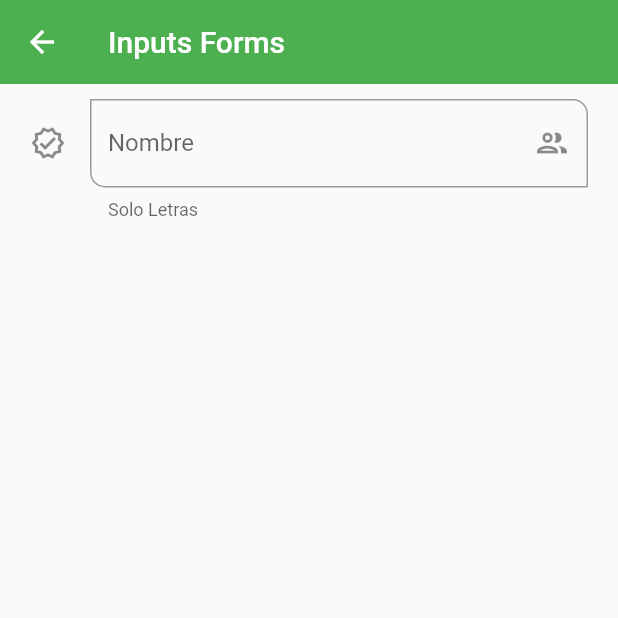
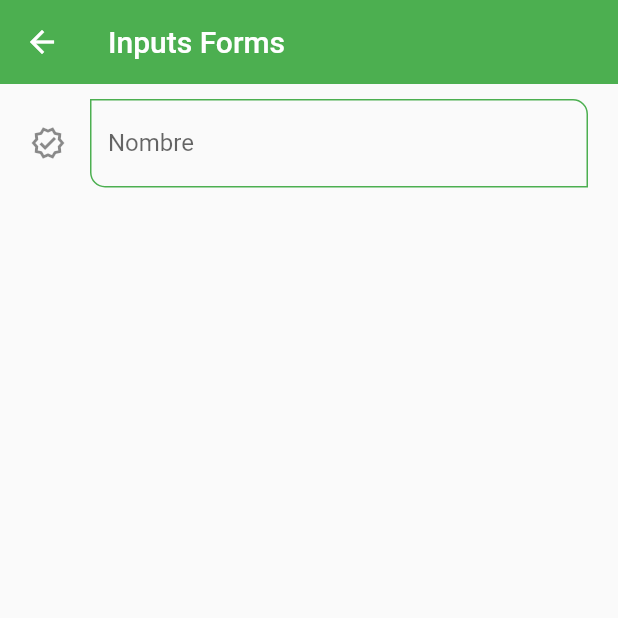
Before and after one commit to IsraelAbielRC/inversoft_v1, a Flutter app: the InputsScreen screen opened by its route, on a phone screen of 412 x 824 dp, the top half of it. Run offline on Flutter 3.47's test engine with Material 2 defaults, Android fonts, the phone set to English and light mode, and no system bars.

Commit message:
InputsField Argumentos

```diff
--- a/lib/Screens/inputs_screen.dart
+++ b/lib/Screens/inputs_screen.dart
@@ -1,4 +1,6 @@
 import 'package:flutter/material.dart';
+
+import '../widgets/rutas_widgets.dart';
 
 class InputsScreen extends StatelessWidget {
   const InputsScreen({Key? key}) : super(key: key);
@@ -11,29 +13,11 @@ class InputsScreen extends StatelessWidget {
         child: Padding(
             padding: const EdgeInsets.symmetric(horizontal: 20, vertical: 10),
             child: Column(
-              children: [
-                TextFormField(
-                  autofocus: false,
-                  initialValue: '',
-                  textCapitalization: TextCapitalization.words,
-                  onChanged: (texto) {},
-                  validator: (texto) {
-                    if (texto == null) return 'Campo requerido';
-                    return texto.length < 3 ? 'Minimo 3 letras' : null;
-                  },
-                  autovalidateMode: AutovalidateMode.onUserInteraction,
-                  decoration: const InputDecoration(
-                      hintText: 'Nombre del Usuario',
-                      labelText: 'Nombre',
-                      helperText: 'Solo Letras',
-                      //prefixIcon: Icon(Icons.verified_outlined),
-                      suffixIcon: Icon(Icons.group_outlined),
-                      icon: Icon(Icons.verified_outlined),
-                      border: OutlineInputBorder(
-                        borderRadius: BorderRadius.only(
-                            bottomLeft: Radius.circular(10),
-                            topRight: Radius.circular(10)),
-                      )),
+              children: const [
+                CustomInputField(
+                  labelText: 'Nombre',
+                  hintText: 'Nombre del Usuario',
+                  icon: Icons.verified_outlined,
                 )
               ],
             )),
--- a/lib/Themes/theme.dart
+++ b/lib/Themes/theme.dart
@@ -6,6 +6,22 @@ class AppTheme {
   static final ThemeData ligthTheme = ThemeData.light().copyWith(
       primaryColor: primary,
       appBarTheme: const AppBarTheme(color: primary, elevation: 0),
+      inputDecorationTheme: const InputDecorationTheme(
+          floatingLabelStyle: TextStyle(color: primary),
+          enabledBorder: OutlineInputBorder(
+              borderSide: BorderSide(color: primary),
+              borderRadius: BorderRadius.only(
+                  bottomLeft: Radius.circular(10),
+                  topRight: Radius.circular(10))),
+          focusedBorder: OutlineInputBorder(
+              borderSide: BorderSide(color: primary),
+              borderRadius: BorderRadius.only(
+                  bottomLeft: Radius.circular(10),
+                  topRight: Radius.circular(10))),
+          border: OutlineInputBorder(
+              borderRadius: BorderRadius.only(
+                  bottomLeft: Radius.circular(10),
+                  topRight: Radius.circular(10)))),
       textButtonTheme:
           TextButtonThemeData(style: TextButton.styleFrom(primary: primary)),
       floatingActionButtonTheme: const FloatingActionButtonThemeData(
--- /dev/null
+++ b/lib/widgets/custom_inputs_flied.dart
@@ -0,0 +1,40 @@
+import 'package:flutter/material.dart';
+
+class CustomInputField extends StatelessWidget {
+  final String? hintText;
+  final String? labelText;
+  final String? helperText;
+  final IconData? suffixIcon;
+  final IconData? icon;
+  const CustomInputField({
+    Key? key,
+    this.hintText,
+    this.labelText,
+    this.helperText,
+    this.suffixIcon,
+    this.icon,
+  }) : super(key: key);
+
+  @override
+  Widget build(BuildContext context) {
+    return TextFormField(
+      autofocus: false,
+      initialValue: '',
+      textCapitalization: TextCapitalization.words,
+      onChanged: (texto) {},
+      validator: (texto) {
+        if (texto == null) return 'Campo requerido';
+        return texto.length < 3 ? 'Minimo 3 letras' : null;
+      },
+      autovalidateMode: AutovalidateMode.onUserInteraction,
+      decoration: InputDecoration(
+        hintText: hintText,
+        labelText: labelText,
+        helperText: helperText,
+        //prefixIcon: Icon(Icons.verified_outlined),
+        suffixIcon: suffixIcon == null ? null : Icon(suffixIcon),
+        icon: icon == null ? null : Icon(icon),
+      ),
+    );
+  }
+}
--- a/lib/widgets/rutas_widgets.dart
+++ b/lib/widgets/rutas_widgets.dart
@@ -1,2 +1,3 @@
 export 'package:inversoft_v1/widgets/card_custom_widgets.dart';
 export 'package:inversoft_v1/widgets/card_custom_dos_widgets.dart';
+export 'package:inversoft_v1/widgets/custom_inputs_flied.dart';
```
